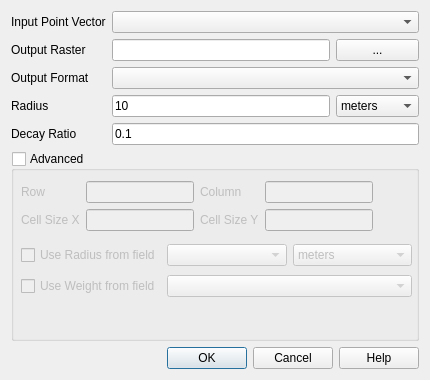
Old version of the form src/plugins/heatmap/heatmapguibase.ui in the repository qgis/QGIS.
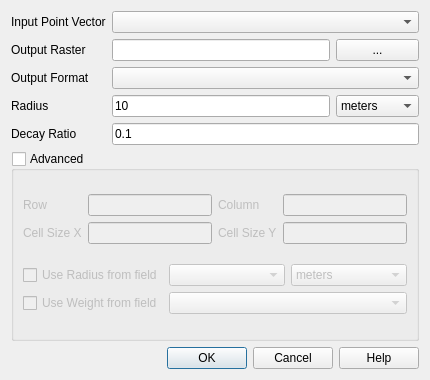
New version of the form.

Commit message: fix for #5760 - make heatmap dialog resizeable and use a layout in advanced options

The edit to the form file:
```diff
--- a/src/plugins/heatmap/heatmapguibase.ui
+++ b/src/plugins/heatmap/heatmapguibase.ui
@@ -10,11 +10,11 @@
     <height>380</height>
    </rect>
   </property>
-  <property name="maximumSize">
-   <size>
-    <width>430</width>
-    <height>380</height>
-   </size>
+  <property name="sizePolicy">
+   <sizepolicy hsizetype="MinimumExpanding" vsizetype="MinimumExpanding">
+    <horstretch>0</horstretch>
+    <verstretch>0</verstretch>
+   </sizepolicy>
   </property>
   <property name="windowTitle">
    <string>Heatmap Plugin</string>
@@ -132,15 +132,8 @@
      <property name="checked">
       <bool>false</bool>
      </property>
-     <widget class="QWidget" name="gridLayoutWidget">
-      <property name="geometry">
-       <rect>
-        <x>10</x>
-        <y>30</y>
-        <width>391</width>
-        <height>61</height>
-       </rect>
-      </property>
+     <layout class="QGridLayout" name="gridLayout_3">
+      <item row="0" column="0">
       <layout class="QGridLayout" name="advancedGrid">
        <property name="sizeConstraint">
         <enum>QLayout::SetFixedSize</enum>
@@ -198,16 +191,8 @@
         <widget class="QLineEdit" name="cellYLineEdit"/>
        </item>
       </layout>
-     </widget>
-     <widget class="QWidget" name="gridLayoutWidget_4">
-      <property name="geometry">
-       <rect>
-        <x>10</x>
-        <y>90</y>
-        <width>391</width>
-        <height>61</height>
-       </rect>
-      </property>
+      </item>
+      <item row="1" column="0">
       <layout class="QGridLayout" name="gridLayout_2">
        <item row="0" column="0">
         <widget class="QCheckBox" name="useRadius">
@@ -255,7 +240,8 @@
         </widget>
        </item>
       </layout>
-     </widget>
+      </item>
+     </layout>
     </widget>
    </item>
   </layout>
```
Lines whose indentation alone changed are shown as unchanged.
